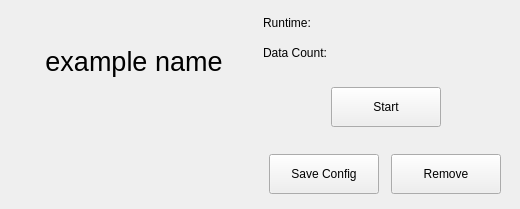
Above: algoBuilder/ui/qtUiFiles/algoStatusWidget.ui from rmallow/howdyCoder before the change. Below: the same form after it.
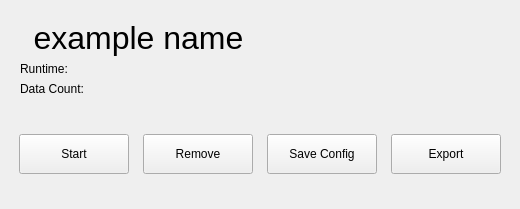
That is the form after the change.

The edit to the form file:
```diff
--- a/algoBuilder/ui/qtUiFiles/algoStatusWidget.ui
+++ b/algoBuilder/ui/qtUiFiles/algoStatusWidget.ui
@@ -28,21 +28,36 @@
   <property name="styleSheet">
    <string notr="true"/>
   </property>
-  <layout class="QHBoxLayout" name="horizontalLayout_3">
+  <layout class="QVBoxLayout" name="verticalLayout_3">
+   <item>
+    <widget class="QWidget" name="widget_4" native="true">
+     <layout class="QHBoxLayout" name="horizontalLayout_2">
    <item>
     <widget class="QWidget" name="widget_3" native="true">
      <layout class="QVBoxLayout" name="verticalLayout_2">
+         <property name="leftMargin">
+          <number>0</number>
+         </property>
+         <property name="topMargin">
+          <number>0</number>
+         </property>
+         <property name="rightMargin">
+          <number>0</number>
+         </property>
+         <property name="bottomMargin">
+          <number>0</number>
+         </property>
       <item>
        <widget class="QLabel" name="name_label">
         <property name="sizePolicy">
          <sizepolicy hsizetype="Preferred" vsizetype="Preferred">
           <horstretch>0</horstretch>
-          <verstretch>1</verstretch>
+             <verstretch>2</verstretch>
          </sizepolicy>
         </property>
         <property name="font">
          <font>
-          <pointsize>20</pointsize>
+             <pointsize>24</pointsize>
          </font>
         </property>
         <property name="text">
@@ -54,46 +69,6 @@
        </widget>
       </item>
       <item>
-       <widget class="QLabel" name="status_label">
-        <property name="sizePolicy">
-         <sizepolicy hsizetype="Preferred" vsizetype="Preferred">
-          <horstretch>0</horstretch>
-          <verstretch>1</verstretch>
-         </sizepolicy>
-        </property>
-        <property name="autoFillBackground">
-         <bool>true</bool>
-        </property>
-        <property name="styleSheet">
-         <string notr="true"/>
-        </property>
-        <property name="text">
-         <string/>
-        </property>
-        <property name="alignment">
-         <set>Qt::AlignCenter</set>
-        </property>
-       </widget>
-      </item>
-     </layout>
-    </widget>
-   </item>
-   <item>
-    <widget class="QWidget" name="widget_2" native="true">
-     <layout class="QVBoxLayout" name="verticalLayout">
-      <property name="leftMargin">
-       <number>0</number>
-      </property>
-      <property name="topMargin">
-       <number>0</number>
-      </property>
-      <property name="rightMargin">
-       <number>0</number>
-      </property>
-      <property name="bottomMargin">
-       <number>0</number>
-      </property>
-      <item>
        <widget class="QWidget" name="runtimeBox" native="true">
         <property name="sizePolicy">
          <sizepolicy hsizetype="Preferred" vsizetype="Preferred">
@@ -175,15 +150,37 @@
         </layout>
        </widget>
       </item>
+        </layout>
+       </widget>
+      </item>
       <item>
-       <widget class="QWidget" name="widget_4" native="true">
+       <widget class="QLabel" name="status_label">
         <property name="sizePolicy">
          <sizepolicy hsizetype="Preferred" vsizetype="Preferred">
           <horstretch>0</horstretch>
           <verstretch>3</verstretch>
          </sizepolicy>
         </property>
-        <layout class="QHBoxLayout" name="horizontalLayout_4">
+        <property name="autoFillBackground">
+         <bool>true</bool>
+        </property>
+        <property name="styleSheet">
+         <string notr="true"/>
+        </property>
+        <property name="text">
+         <string/>
+        </property>
+        <property name="alignment">
+         <set>Qt::AlignCenter</set>
+        </property>
+       </widget>
+      </item>
+     </layout>
+    </widget>
+   </item>
+   <item>
+    <widget class="QWidget" name="widget" native="true">
+     <layout class="QHBoxLayout" name="horizontalLayout_3">
          <property name="leftMargin">
           <number>0</number>
          </property>
@@ -221,59 +218,10 @@
            </property>
           </widget>
          </item>
-        </layout>
-       </widget>
-      </item>
-      <item>
-       <widget class="QWidget" name="widget_5" native="true">
-        <property name="sizePolicy">
-         <sizepolicy hsizetype="Preferred" vsizetype="Preferred">
-          <horstretch>0</horstretch>
-          <verstretch>2</verstretch>
-         </sizepolicy>
-        </property>
-        <layout class="QHBoxLayout" name="horizontalLayout_2">
-         <property name="leftMargin">
-          <number>0</number>
-         </property>
-         <property name="topMargin">
-          <number>0</number>
-         </property>
-         <property name="rightMargin">
-          <number>0</number>
-         </property>
-         <property name="bottomMargin">
-          <number>0</number>
-         </property>
-         <item>
-          <widget class="QPushButton" name="save_button">
-           <property name="sizePolicy">
-            <sizepolicy hsizetype="Maximum" vsizetype="Fixed">
-             <horstretch>0</horstretch>
-             <verstretch>0</verstretch>
-            </sizepolicy>
-           </property>
-           <property name="minimumSize">
-            <size>
-             <width>110</width>
-             <height>40</height>
-            </size>
-           </property>
-           <property name="maximumSize">
-            <size>
-             <width>110</width>
-             <height>40</height>
-            </size>
-           </property>
-           <property name="text">
-            <string>Save Config</string>
-           </property>
-          </widget>
-         </item>
          <item>
           <widget class="QPushButton" name="remove_button">
            <property name="sizePolicy">
-            <sizepolicy hsizetype="Maximum" vsizetype="Fixed">
+         <sizepolicy hsizetype="Fixed" vsizetype="Fixed">
              <horstretch>0</horstretch>
              <verstretch>0</verstretch>
             </sizepolicy>
@@ -295,7 +243,54 @@
            </property>
           </widget>
          </item>
-        </layout>
+      <item>
+       <widget class="QPushButton" name="save_button">
+        <property name="sizePolicy">
+         <sizepolicy hsizetype="Maximum" vsizetype="Fixed">
+          <horstretch>0</horstretch>
+          <verstretch>0</verstretch>
+         </sizepolicy>
+        </property>
+        <property name="minimumSize">
+         <size>
+          <width>110</width>
+          <height>40</height>
+         </size>
+        </property>
+        <property name="maximumSize">
+         <size>
+          <width>110</width>
+          <height>40</height>
+         </size>
+        </property>
+        <property name="text">
+         <string>Save Config</string>
+        </property>
+       </widget>
+      </item>
+      <item>
+       <widget class="QPushButton" name="export_button">
+        <property name="sizePolicy">
+         <sizepolicy hsizetype="Maximum" vsizetype="Fixed">
+          <horstretch>0</horstretch>
+          <verstretch>0</verstretch>
+         </sizepolicy>
+        </property>
+        <property name="minimumSize">
+         <size>
+          <width>110</width>
+          <height>40</height>
+         </size>
+        </property>
+        <property name="maximumSize">
+         <size>
+          <width>110</width>
+          <height>40</height>
+         </size>
+        </property>
+        <property name="text">
+         <string>Export</string>
+        </property>
        </widget>
       </item>
      </layout>
```
Lines whose indentation alone changed are shown as unchanged.
